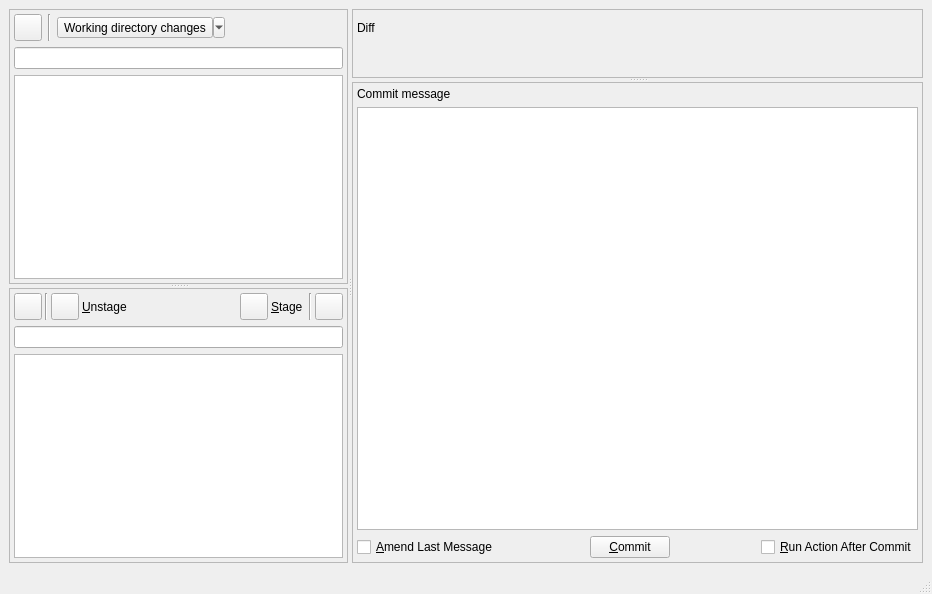
timxx/qgitc, file qgitc/commitwindow.ui: the form before one commit.
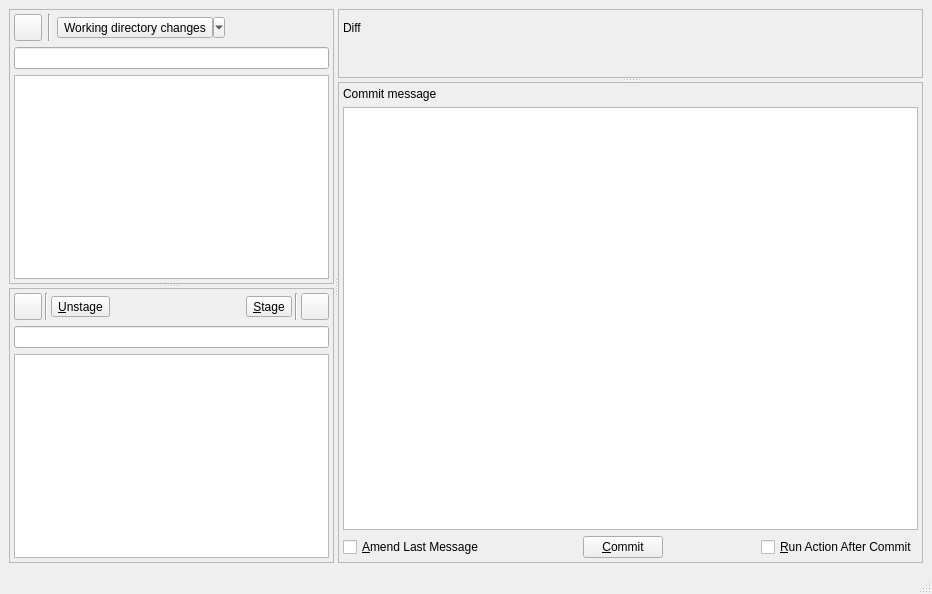
The form after the commit. Custom widgets are drawn as their Qt base class.

Commit message: Move text to tool button inner

What changed in the file:
```diff
--- a/qgitc/commitwindow.ui
+++ b/qgitc/commitwindow.ui
@@ -164,24 +164,23 @@
            </item>
            <item>
             <widget class="ColoredIconToolButton" name="tbUnstage">
-             <property name="text">
-              <string/>
+             <property name="sizePolicy">
+              <sizepolicy hsizetype="Minimum" vsizetype="Fixed">
+               <horstretch>0</horstretch>
+               <verstretch>0</verstretch>
+              </sizepolicy>
              </property>
-             <property name="iconSize">
-              <size>
-               <width>20</width>
-               <height>20</height>
-              </size>
-             </property>
-            </widget>
-           </item>
-           <item>
-            <widget class="QLabel" name="label_5">
              <property name="text">
               <string>&amp;Unstage</string>
              </property>
-             <property name="buddy">
-              <cstring>tbUnstage</cstring>
+             <property name="iconSize">
+              <size>
+               <width>20</width>
+               <height>20</height>
+              </size>
+             </property>
+             <property name="toolButtonStyle">
+              <enum>Qt::ToolButtonStyle::ToolButtonTextBesideIcon</enum>
              </property>
             </widget>
            </item>
@@ -201,41 +200,18 @@
            <item>
             <widget class="ColoredIconToolButton" name="tbStage">
              <property name="text">
-              <string/>
-             </property>
-             <property name="iconSize">
-              <size>
-               <width>20</width>
-               <height>20</height>
-              </size>
-             </property>
-            </widget>
-           </item>
-           <item>
-            <widget class="QLabel" name="label_6">
-             <property name="text">
               <string>&amp;Stage</string>
              </property>
-             <property name="buddy">
-              <cstring>tbStage</cstring>
-             </property>
-            </widget>
-           </item>
-           <item>
-            <spacer name="horizontalSpacer_8">
-             <property name="orientation">
-              <enum>Qt::Orientation::Horizontal</enum>
-             </property>
-             <property name="sizeType">
-              <enum>QSizePolicy::Policy::Fixed</enum>
-             </property>
-             <property name="sizeHint" stdset="0">
+             <property name="iconSize">
               <size>
-               <width>3</width>
+               <width>20</width>
                <height>20</height>
               </size>
              </property>
-            </spacer>
+             <property name="toolButtonStyle">
+              <enum>Qt::ToolButtonStyle::ToolButtonTextBesideIcon</enum>
+             </property>
+            </widget>
            </item>
            <item>
             <widget class="Line" name="line_4">
```
The commit also changes 3 other files.
